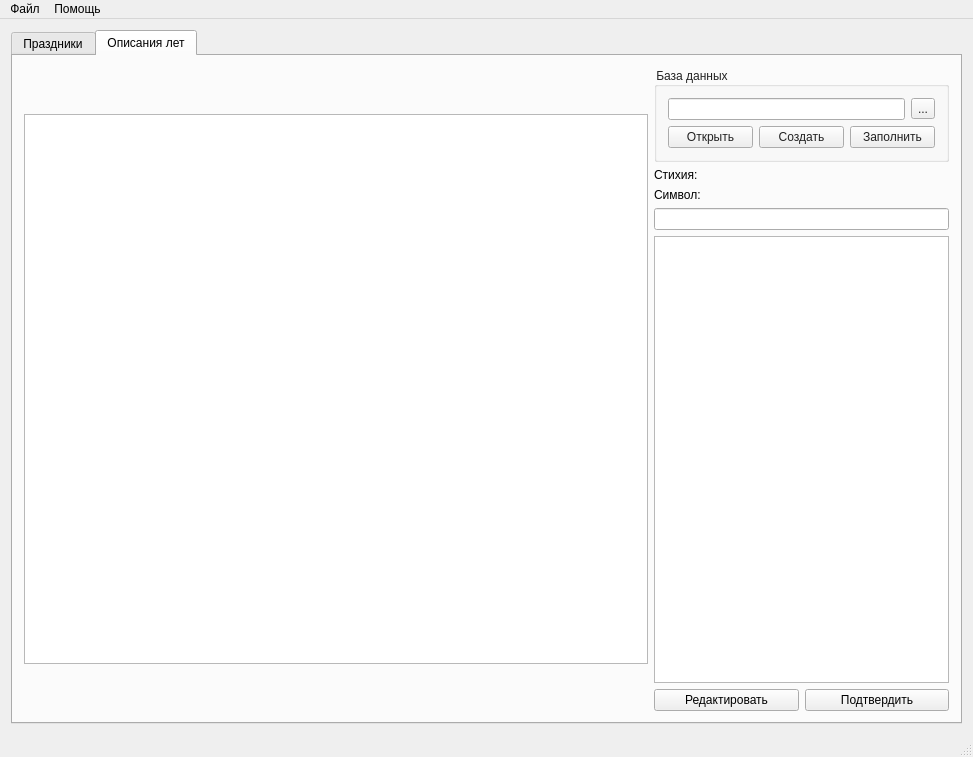
Qt form src/sadbapp/gui/ui/sadbgui.ui (lynx-r1/Slavo-Arian-Calendar) before a commit.
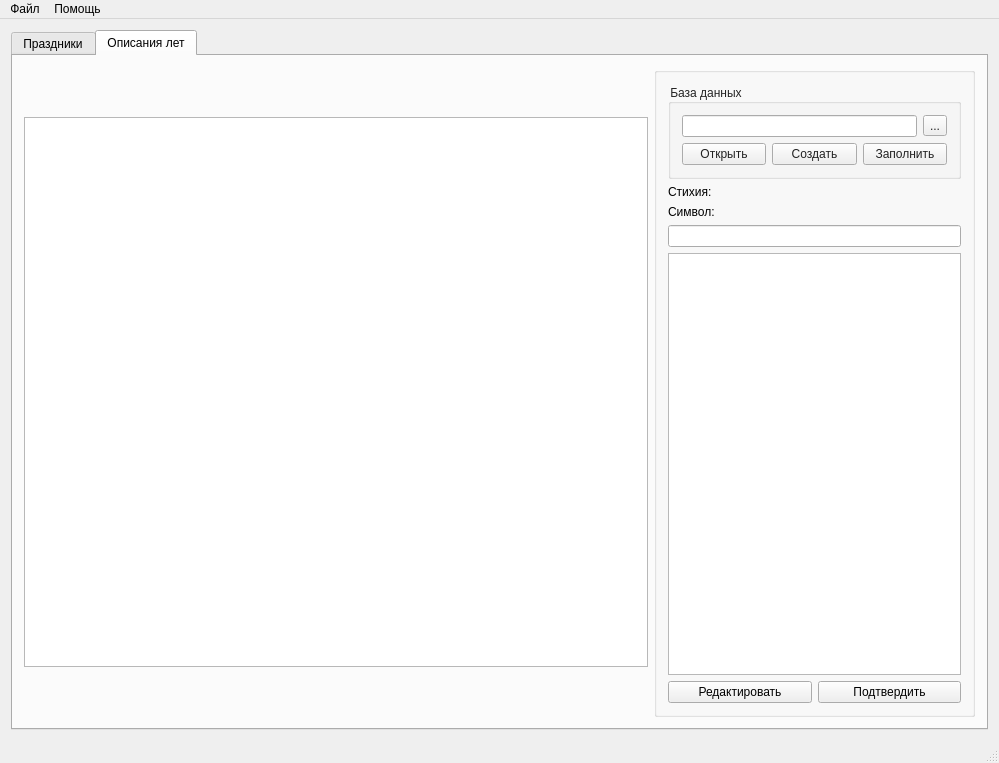
The same form after that commit. The open tabs and pages were chosen to show the change. Icons and pictures are not drawn.

Patch:
```diff
--- a/src/sadbapp/gui/ui/sadbgui.ui
+++ b/src/sadbapp/gui/ui/sadbgui.ui
@@ -6,8 +6,8 @@
    <rect>
     <x>0</x>
     <y>0</y>
-    <width>973</width>
-    <height>757</height>
+    <width>999</width>
+    <height>763</height>
    </rect>
   </property>
   <property name="windowTitle">
@@ -496,6 +496,10 @@
          </widget>
         </item>
         <item>
+         <widget class="QGroupBox" name="mDK4DescrGroupBox">
+          <property name="title">
+           <string/>
+          </property>
          <layout class="QVBoxLayout" name="verticalLayout_4">
           <item>
            <widget class="QGroupBox" name="groupBox_2">
@@ -678,6 +682,7 @@
            </layout>
           </item>
          </layout>
+         </widget>
         </item>
        </layout>
       </widget>
@@ -691,7 +696,7 @@
     <rect>
      <x>0</x>
      <y>0</y>
-     <width>973</width>
+     <width>999</width>
      <height>23</height>
     </rect>
    </property>
```
Left out of the diff: 4 changed lines with no effect on the pictures. Lines whose indentation alone changed are shown as unchanged.
